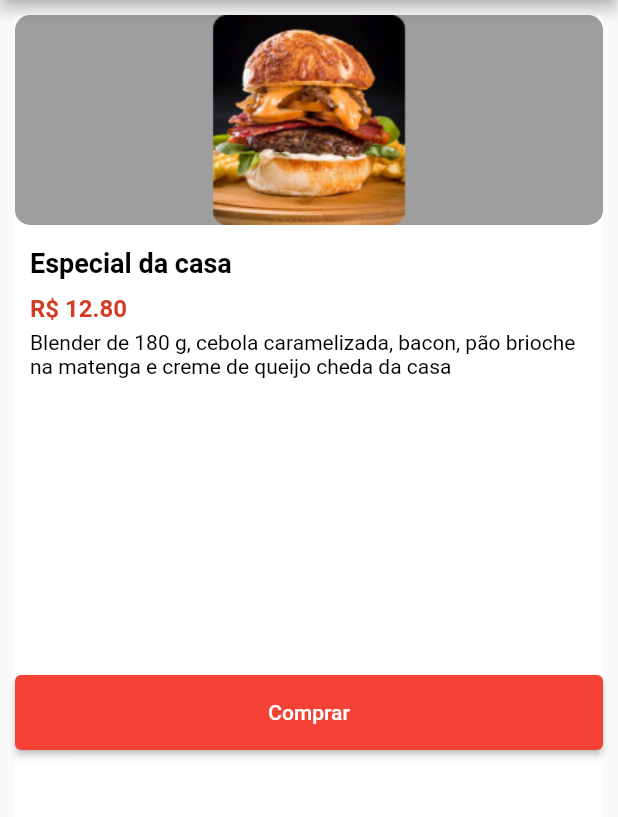
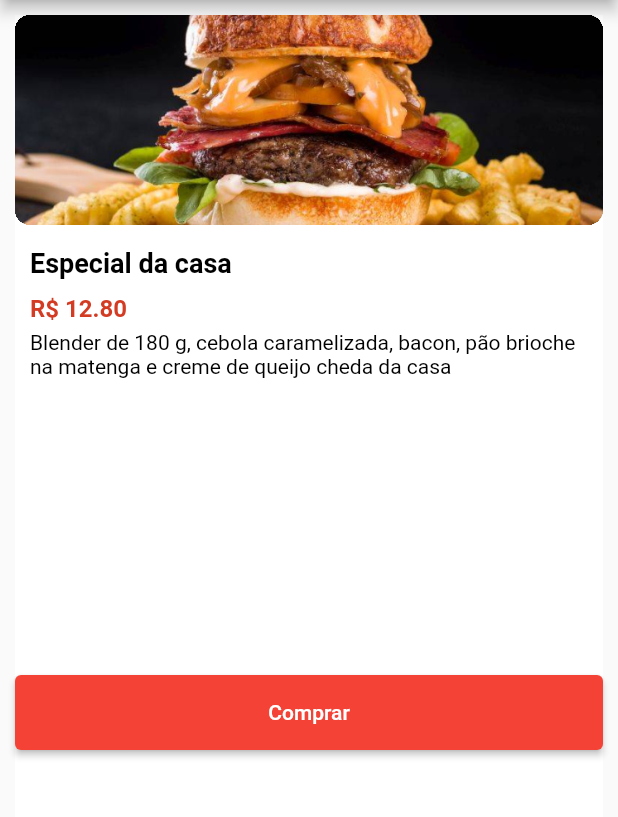
Before and after one commit to ArthurOlive/foodburger, a Flutter app: the screen it shows after launch, after a tap on "Especial da casa", on a phone screen of 412 x 824 dp, the part 84-901 px from its top. Run offline on Flutter 3.47's test engine with Material 2 defaults, Android fonts, the light colour scheme and no system bars.

Commit message:
feat, Melhorando a qualidade das imagens e modificando exibição

```diff
--- a/lib/components/item_container.dart
+++ b/lib/components/item_container.dart
@@ -63,6 +63,11 @@ class Food extends StatelessWidget {
                 Container(
                   width: 140,
                   height: 140,
+                  clipBehavior: Clip.hardEdge,
+                  decoration: BoxDecoration(
+                    color: Colors.white,
+                    borderRadius: BorderRadius.circular(10),
+                  ),
                   child: imageIcon,
                 ),
                 Flexible(
--- a/lib/screens/item_confirm_page.dart
+++ b/lib/screens/item_confirm_page.dart
@@ -33,8 +33,9 @@ class Confirm extends StatelessWidget {
             Container(
               width: double.infinity,
               height: 140,
+              clipBehavior: Clip.hardEdge,
               child: FittedBox(
-                  child: Image.asset(item.imageUrl), fit: BoxFit.contain),
+                  child: Image.asset(item.imageUrl), fit: BoxFit.cover),
               decoration: BoxDecoration(
                 color: Colors.grey,
                 borderRadius: BorderRadius.circular(10),
--- a/lib/screens/menu_page.dart
+++ b/lib/screens/menu_page.dart
@@ -62,7 +62,10 @@ List<Food> didMoutBurgers() {
   for (int i = 0; i < ItemListController.instance.itens.length; i++) {
     if (ItemListController.instance.itens[i].type == ItemType.BURGER) {
       list.add(Food(
-        imageIcon: Image.asset(ItemListController.instance.itens[i].imageUrl),
+        imageIcon: Image.asset(
+          ItemListController.instance.itens[i].imageUrl,
+          fit: BoxFit.cover,
+        ),
         name: ItemListController.instance.itens[i].name,
         price: ItemListController.instance.itens[i].price,
         description: ItemListController.instance.itens[i].description,
@@ -80,7 +83,10 @@ List<Food> didMoutAcompanhamentos() {
   for (int i = 0; i < ItemListController.instance.itens.length; i++) {
     if (ItemListController.instance.itens[i].type == ItemType.ACOMPANHAMENTO) {
       list.add(Food(
-        imageIcon: Image.asset(ItemListController.instance.itens[i].imageUrl),
+        imageIcon: Image.asset(
+          ItemListController.instance.itens[i].imageUrl,
+          fit: BoxFit.cover,
+        ),
         name: ItemListController.instance.itens[i].name,
         price: ItemListController.instance.itens[i].price,
         description: ItemListController.instance.itens[i].description,
@@ -98,7 +104,8 @@ List<Food> didMoutBebidas() {
   for (int i = 0; i < ItemListController.instance.itens.length; i++) {
     if (ItemListController.instance.itens[i].type == ItemType.BEBIDA) {
       list.add(Food(
-        imageIcon: Image.asset(ItemListController.instance.itens[i].imageUrl),
+        imageIcon: Image.asset(ItemListController.instance.itens[i].imageUrl,
+            fit: BoxFit.cover),
         name: ItemListController.instance.itens[i].name,
         price: ItemListController.instance.itens[i].price,
         description: ItemListController.instance.itens[i].description,
```
Also changed, not shown: assets/images/burger1.png, assets/images/burger2.png, assets/images/burger3.png, assets/images/burger4.png, assets/images/coca.png, assets/images/fanta.png, assets/images/fries.png, assets/images/guarana.png.
